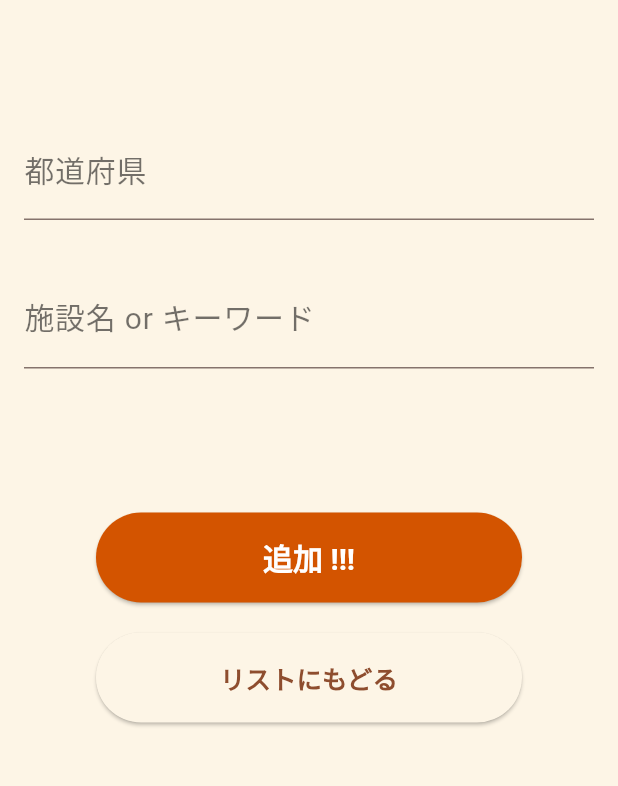
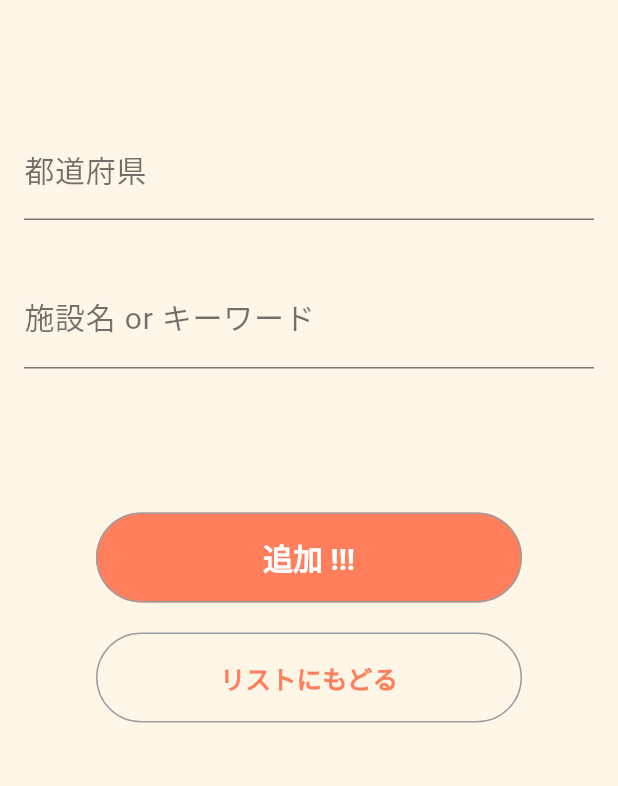
Before and after one commit to ShoFuku0123/ikitaiMemo_project, a Flutter app: the screen it shows after launch, after a tap on the "add" icon, after a tap on "新規追加！", on a phone screen of 412 x 824 dp, the part 113-899 px from its top. Run offline on Flutter 3.47's test engine with Material 3 defaults, Android fonts, the phone set to English and light mode, and no system bars; our stand-ins replace google_fonts, sqflite; accounts and stored records are empty.

Commit message:
feat: 追加ページのボタンデザインを更新し、リストページの空状態UIを改善

```diff
--- a/ikitai_memo_project/lib/add_page.dart
+++ b/ikitai_memo_project/lib/add_page.dart
@@ -153,7 +153,10 @@ class _AddPageState extends State<AddPage> {
                     }
                   },
                   child: const Text('追加 !!!'),
-                  // style はテーマの elevatedButtonTheme から適用されるため削除
+                  style: ElevatedButton.styleFrom(
+                    elevation: 0,
+                    side: const BorderSide(color: Colors.grey, width: 1.0),
+                  ),
                 ),
               ),
               const SizedBox(height: 4.0),
@@ -175,6 +178,8 @@ class _AddPageState extends State<AddPage> {
                   ),
                   style: ElevatedButton.styleFrom(
                     backgroundColor: Theme.of(context).colorScheme.surface,
+                    elevation: 0,
+                    side: const BorderSide(color: Colors.grey, width: 1.0),
                   ),
                 ),
               ),
--- a/ikitai_memo_project/lib/list_page.dart
+++ b/ikitai_memo_project/lib/list_page.dart
@@ -77,7 +77,6 @@ class _ListPageState extends State<ListPage> {
         ),
         centerTitle: true,
       ),
-      // backgroundColor はテーマの scaffoldBackgroundColor が適用されるため削除
       body: Column(
         children: [
           // 都道府県フィルタリング用ドロップダウン
@@ -111,7 +110,17 @@ class _ListPageState extends State<ListPage> {
           ),
           Expanded(
             child: _filteredStoreList.isEmpty
-                ? Center(child: Text('右下のボタンから追加だよ〜'))
+                ? Center(
+                    child: Text(
+                      'まずは右下のボタンから\n追加してみよう！',
+                      textAlign: TextAlign.center,
+                      style: TextStyle(
+                        fontSize: 20,
+                        fontWeight: FontWeight.bold,
+                        color: Colors.grey[600],
+                      ),
+                    ),
+                  )
                 : ListView.builder(
                     padding: EdgeInsets.fromLTRB(16.0, 20.0, 16.0, 0),
                     itemCount: _filteredStoreList.length,
@@ -165,7 +174,7 @@ class _ListPageState extends State<ListPage> {
             width: _isExpanded ? 180 : 65,
             decoration: BoxDecoration(
               color: Theme.of(context).colorScheme.primary,
-              borderRadius: BorderRadius.circular(12), // アールを小さく固定
+              borderRadius: BorderRadius.circular(12),
               boxShadow: [
                 BoxShadow(
                   color: Colors.black.withOpacity(0.3),
--- a/ikitai_memo_project/lib/main.dart
+++ b/ikitai_memo_project/lib/main.dart
@@ -21,13 +21,14 @@ class MyApp extends StatelessWidget {
       theme: ThemeData(
         useMaterial3: true,
         colorScheme: ColorScheme.fromSeed(
-          // アプリ全体のベースカラー。ボタンの押し色や影、
-          // colorScheme.primary などのデフォルト値に影響します。
-          seedColor: const Color(0xFFD35400),
-          // カードの背景やダイアログ、ドロップダウンなどの背景色に影響します。
+          // アプリ全体のベースカラー。1番のソフトオレンジ。
+          seedColor: const Color(0xFFFFB37C),
+          // カードの背景やダイアログ、ドロップダウンなどの背景色。1番のクリーム色。
           surface: const Color(0xFFFDF5E6),
+          // ボタンの背景色。1番のコーラルレッド。
+          primary: const Color(0xFFFF7F5C),
         ),
-        // 画面全体の背景色（Scaffold のデフォルト背景色）
+        // 画面全体の背景色。1番のクリーム色。
         scaffoldBackgroundColor: const Color(0xFFFDF5E6),
         appBarTheme: const AppBarTheme(
           backgroundColor: Colors.transparent, // AppBar 自体は透明（背景画像を見せるため）
@@ -37,8 +38,8 @@ class MyApp extends StatelessWidget {
         // アプリ内の ElevatedButton 全体の共通デザイン
         elevatedButtonTheme: ElevatedButtonThemeData(
           style: ElevatedButton.styleFrom(
-            // ボタンの背景色（現在は seedColor と同じオレンジ）
-            backgroundColor: const Color(0xFFD35400),
+            // ボタンの背景色。1番のコーラルレッド。
+            backgroundColor: const Color(0xFFFF7F5C),
             // ボタン上の文字やアイコンの色
             foregroundColor: Colors.white,
             textStyle: const TextStyle(fontSize: 20, fontWeight: FontWeight.bold),
```
